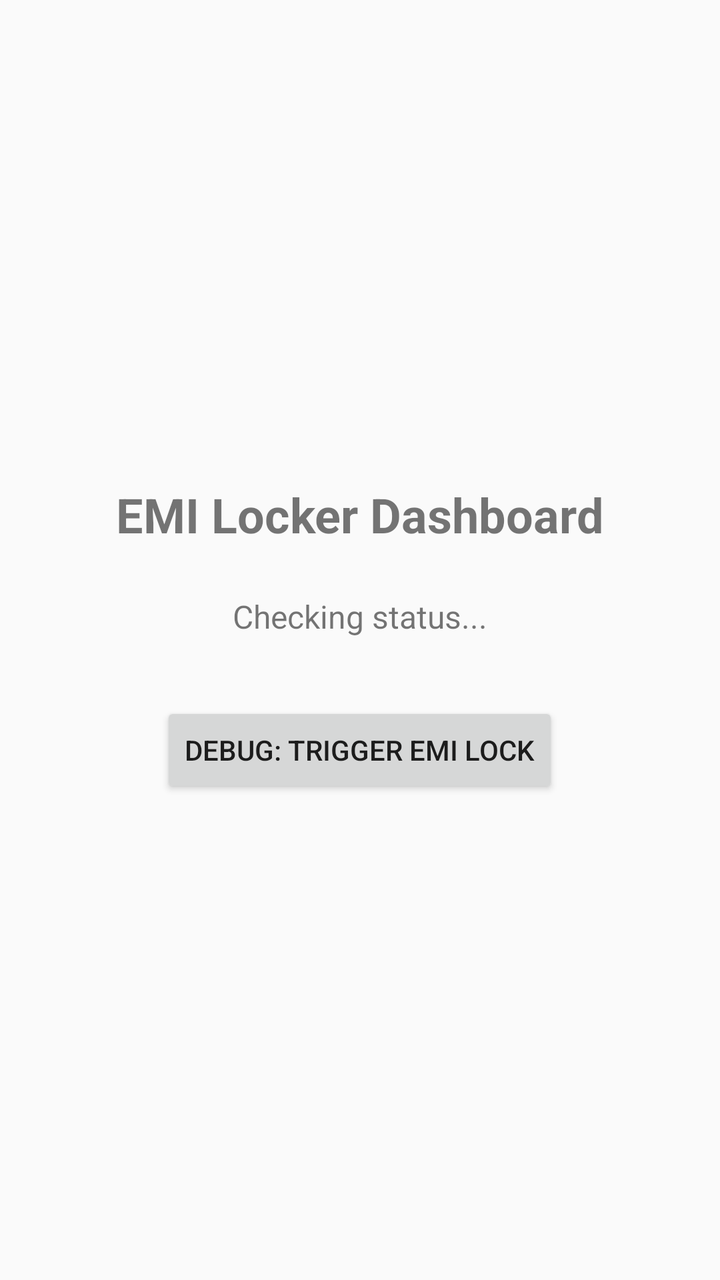
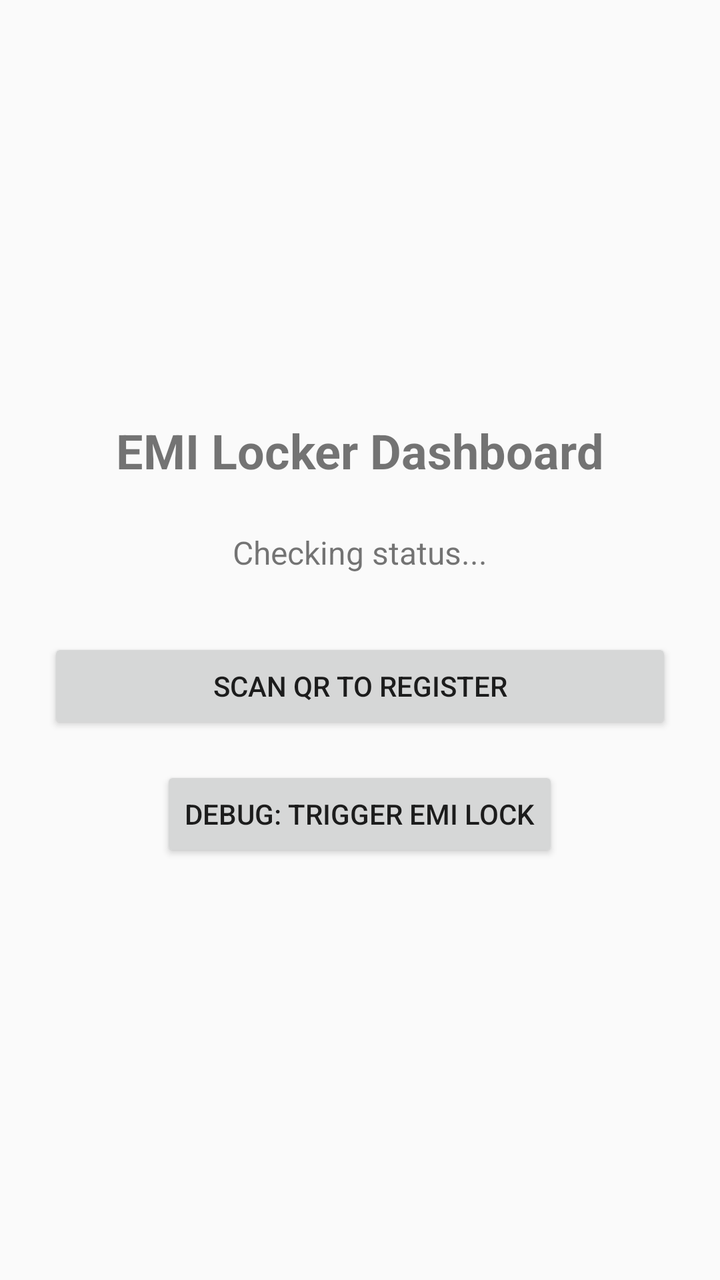

Screens rendered from an Android XML layout before and after an edit, with the pre-edit source and the edit as a unified diff.
<!-- AndroidManifest.xml: application theme Theme.AppCompat.DayNight.NoActionBar -->
<!-- res/layout/activity_main.xml -->
<?xml version="1.0" encoding="utf-8"?>
<LinearLayout xmlns:android="http://schemas.android.com/apk/res/android"
    android:layout_width="match_parent"
    android:layout_height="match_parent"
    android:orientation="vertical"
    android:padding="24dp"
    android:gravity="center">

    <TextView
        android:layout_width="wrap_content"
        android:layout_height="wrap_content"
        android:text="EMI Locker Dashboard"
        android:textSize="24sp"
        android:textStyle="bold"
        android:layout_marginBottom="24dp"/>

    <TextView
        android:id="@+id/tvDeviceOwnerStatus"
        android:layout_width="wrap_content"
        android:layout_height="wrap_content"
        android:text="Checking status..."
        android:textSize="16sp"
        android:layout_marginBottom="32dp"/>

    <Button
        android:id="@+id/btnManualLock"
        android:layout_width="wrap_content"
        android:layout_height="wrap_content"
        android:text="Debug: Trigger Emi Lock" />
</LinearLayout>
<!-- resources referenced by this layout -->
<resources>

</resources>

<!-- the commit's change to res/layout/activity_main.xml (unified diff, before → after) -->
@@ -23,6 +23,13 @@
         android:layout_marginBottom="32dp"/>
 
     <Button
+        android:id="@+id/btnScanQr"
+        android:layout_width="match_parent"
+        android:layout_height="wrap_content"
+        android:text="Scan QR to Register"
+        android:layout_marginBottom="16dp"/>
+
+    <Button
         android:id="@+id/btnManualLock"
         android:layout_width="wrap_content"
         android:layout_height="wrap_content"
